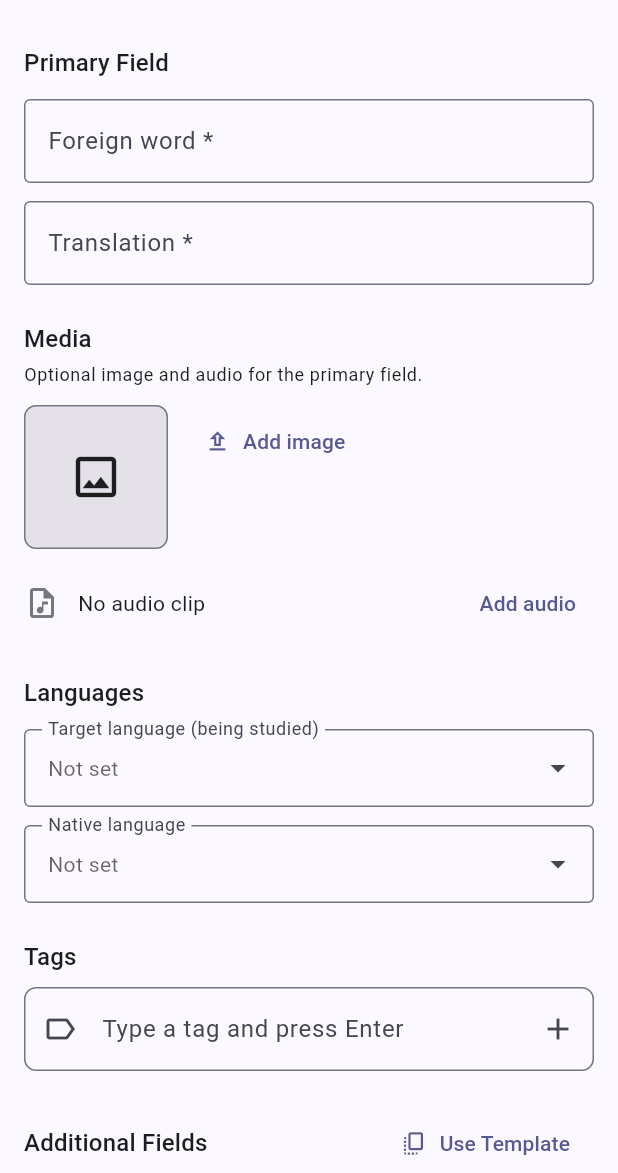
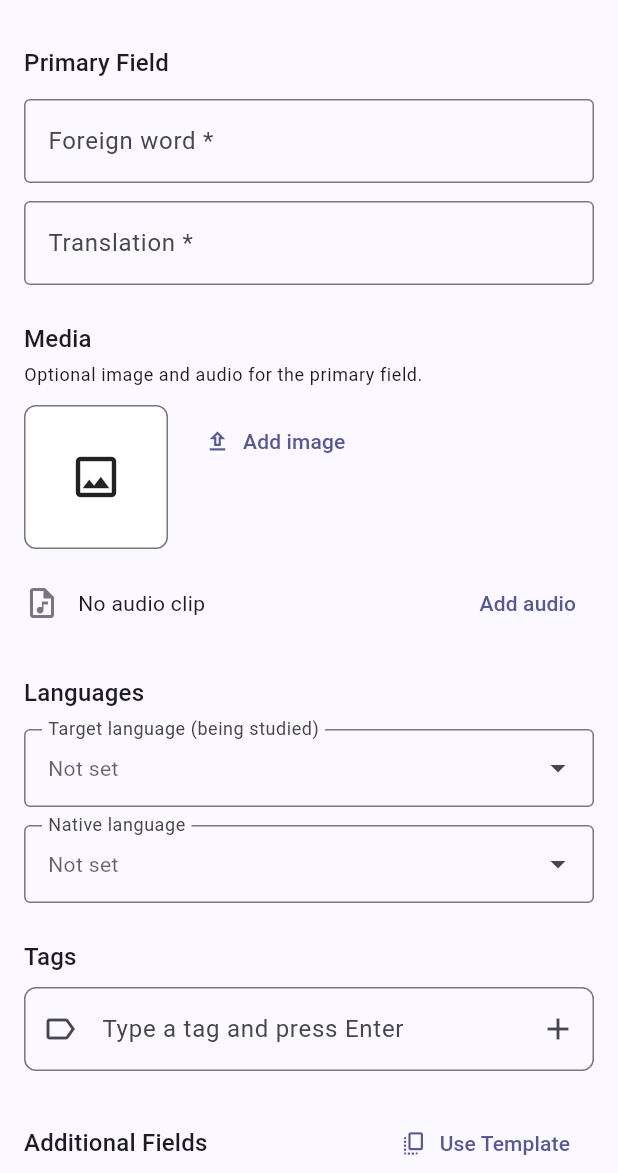
Before and after one commit to t33r-code/flash-me, a Flutter app: the CardFormScreen screen opened directly, on a phone screen of 412 x 824 dp, the part 63-1236 px from its top. Run offline on Flutter 3.47's test engine with Material 3 defaults, Android fonts, the phone set to English and light mode, and no system bars; our stand-ins replace cloud_firestore, file_picker, firebase_auth, firebase_core, firebase_storage, flutter_riverpod and 5 more; missing offline and left inert: dart:js_interop; accounts and stored records are empty; network calls fail.

Commit message:
fix: constrain image display and use white background for transparency
- BoxFit.contain on all image widgets (edit thumbnail + study banners)
  so non-square images are never cropped
- White background behind images so transparent PNGs are legible in
  dark mode
- Reduce set tile right-column padding 8→6 px to fix 1px overflow when
  language badge is shown

Co-Authored-By: Claude Sonnet 4.6 <noreply@anthropic.com>

```diff
--- a/lib/screens/cards/card_form_screen.dart
+++ b/lib/screens/cards/card_form_screen.dart
@@ -838,13 +838,15 @@ class _CardFormScreenState extends ConsumerState<CardFormScreen> {
             decoration: BoxDecoration(
               border: Border.all(color: Theme.of(context).colorScheme.outline),
               borderRadius: BorderRadius.circular(8),
-              color: Theme.of(context).colorScheme.surfaceContainerHighest,
+              color: Colors.white,
             ),
             clipBehavior: Clip.antiAlias,
             child: hasImage
                 ? (_pendingImageBytes != null
-                    ? Image.memory(_pendingImageBytes!, fit: BoxFit.cover)
-                    : Image.network(existingUrl!, fit: BoxFit.cover,
+                    ? Image.memory(_pendingImageBytes!,
+                        width: 96, height: 96, fit: BoxFit.contain)
+                    : Image.network(existingUrl!,
+                        width: 96, height: 96, fit: BoxFit.contain,
                         errorBuilder: (_, _, _) =>
                             const Icon(Icons.broken_image_outlined)))
                 : const Icon(Icons.image_outlined, size: 36),
@@ -852,6 +854,7 @@ class _CardFormScreenState extends ConsumerState<CardFormScreen> {
         ),
         const SizedBox(width: 12),
         Column(
+          mainAxisSize: MainAxisSize.min,
           crossAxisAlignment: CrossAxisAlignment.start,
           children: [
             TextButton.icon(
--- a/lib/screens/sets/my_sets_screen.dart
+++ b/lib/screens/sets/my_sets_screen.dart
@@ -187,7 +187,7 @@ class _SetTile extends StatelessWidget {
               // Uses spaceBetween so the date is always pushed to the bottom of
               // the tile regardless of how many lines the left content has.
               Padding(
-                padding: const EdgeInsets.fromLTRB(0, 8, 8, 8),
+                padding: const EdgeInsets.fromLTRB(0, 6, 8, 6),
                 child: Column(
                   crossAxisAlignment: CrossAxisAlignment.end,
                   mainAxisAlignment: MainAxisAlignment.spaceBetween,
```
Also changed, not shown: lib/screens/study/study_session_screen.dart (+8 -2 lines).
